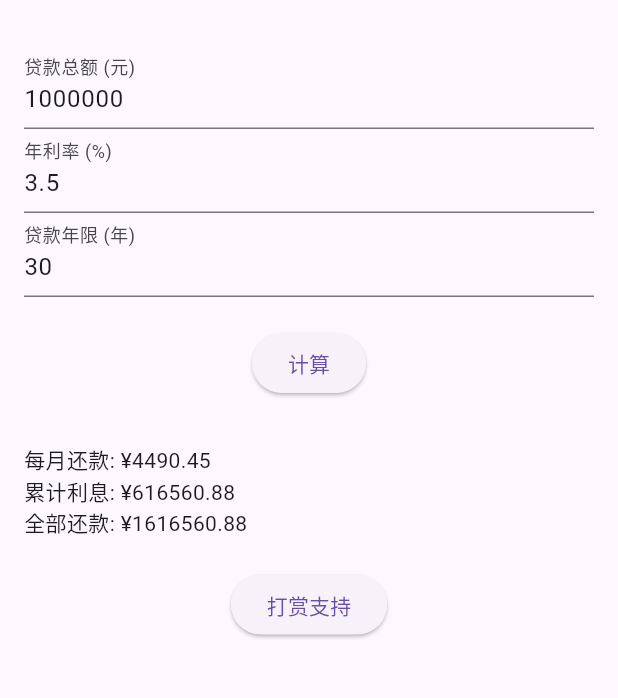
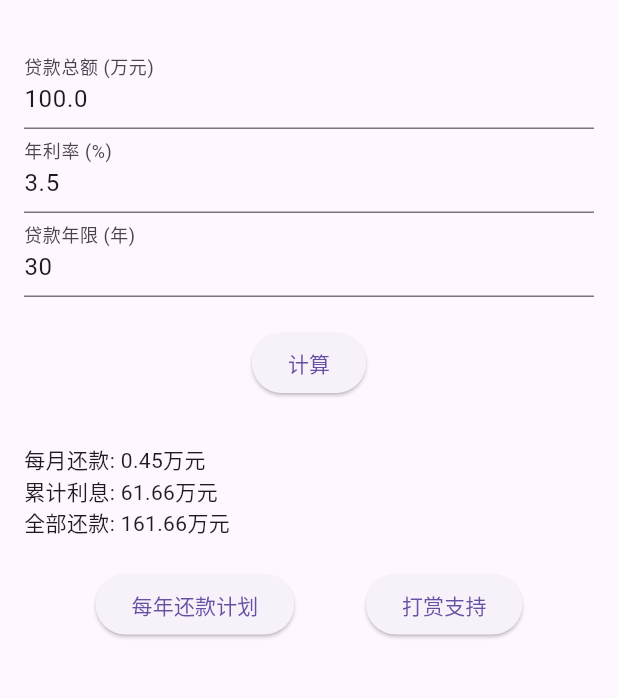
Before and after one commit to shenyaoqiang45/mortgage2, a Flutter app: the screen it shows after launch, after a tap on "计算", on a phone screen of 412 x 824 dp, the part 63-761 px from its top. Run offline on Flutter 3.47's test engine with Material 3 defaults, Android fonts, the phone set to English and light mode, and no system bars.

Commit message:
feat:增加每年还款计划展示

```diff
--- a/lib/main.dart
+++ b/lib/main.dart
@@ -21,7 +21,7 @@ class MortgageCalculatorPage extends StatefulWidget {
 
 class _MortgageCalculatorPageState extends State<MortgageCalculatorPage> {
   final _formKey = GlobalKey<FormState>();
-  final _amountController = TextEditingController(text: '1000000');
+  final _amountController = TextEditingController(text: '100.0');
   final _rateController = TextEditingController(text: '3.5');
   final _yearsController = TextEditingController(text: '30');
 
@@ -29,9 +29,11 @@ class _MortgageCalculatorPageState extends State<MortgageCalculatorPage> {
   double? totalInterest;
   double? totalPayment;
 
+  List<Map<String, dynamic>>? yearlyPlan;
+
   void _calculate() {
     if (_formKey.currentState!.validate()) {
-      final amount = double.parse(_amountController.text);
+      final amount = double.parse(_amountController.text) * 10000;
       final rate = double.parse(_rateController.text);
       final years = int.parse(_yearsController.text);
       final result = MortgageUtils.calculate(amount, rate, years);
@@ -39,8 +41,74 @@ class _MortgageCalculatorPageState extends State<MortgageCalculatorPage> {
         monthlyPayment = result['monthlyPayment'];
         totalInterest = result['totalInterest'];
         totalPayment = result['totalPayment'];
+        yearlyPlan = MortgageUtils.getYearlyPaymentPlan(amount, rate, years);
       });
     }
+  }
+
+  void _showPaymentPlan() {
+    if (yearlyPlan == null) return;
+
+    showDialog(
+      context: context,
+      builder: (context) => AlertDialog(
+        title: Text('每年还款计划'),
+        content: Container(
+          constraints: BoxConstraints(maxHeight: 500),
+          width: 500,
+          child: Column(
+            children: [
+              // Fixed header row
+              LayoutBuilder(
+                builder: (context, constraints) {
+                  return SizedBox(
+                    width: constraints.maxWidth,
+                    child: DataTable(
+                      headingRowHeight: 40,
+                      columns: const [
+                        DataColumn(label: SizedBox(width: 80, child: Text('年份'))),
+                        DataColumn(label: SizedBox(width: 100, child: Text('本金(万元)'))),
+                        DataColumn(label: SizedBox(width: 100, child: Text('利息(万元)'))),
+                        DataColumn(label: SizedBox(width: 100, child: Text('剩余(万元)'))),
+                      ],
+                      rows: const [],
+                    ),
+                  );
+                },
+              ),
+              // Scrollable content
+              Expanded(
+                child: SingleChildScrollView(
+                  child: DataTable(
+                    headingRowHeight: 0, // Hide duplicate header
+                    columns: const [
+                      DataColumn(label: SizedBox(width: 80, child: Text(''))),
+                      DataColumn(label: SizedBox(width: 100, child: Text(''))),
+                      DataColumn(label: SizedBox(width: 100, child: Text(''))),
+                      DataColumn(label: SizedBox(width: 100, child: Text(''))),
+                    ],
+                    rows: yearlyPlan!.map((year) {
+                      return DataRow(cells: [
+                        DataCell(Text('第${year['year']}年')),
+                        DataCell(Text(year['principal'].toStringAsFixed(2))),
+                        DataCell(Text(year['interest'].toStringAsFixed(2))),
+                        DataCell(Text(year['remaining'].toStringAsFixed(2))),
+                      ]);
+                    }).toList(),
+                  ),
+                ),
+              ),
+            ],
+          ),
+        ),
+        actions: [
+          TextButton(
+            onPressed: () => Navigator.pop(context),
+            child: Text('关闭'),
+          ),
+        ],
+      ),
+    );
   }
 
   void _showRewardDialog() {
@@ -74,7 +142,7 @@ class _MortgageCalculatorPageState extends State<MortgageCalculatorPage> {
             children: [
               TextFormField(
                 controller: _amountController,
-                decoration: InputDecoration(labelText: '贷款总额 (元)'),
+                decoration: InputDecoration(labelText: '贷款总额 (万元)'),
                 keyboardType: TextInputType.number,
                 validator: (value) => value == null || value.isEmpty ? '请输入贷款总额' : null,
               ),
@@ -99,15 +167,22 @@ class _MortgageCalculatorPageState extends State<MortgageCalculatorPage> {
               ),
               SizedBox(height: 30),
               if (monthlyPayment != null) ...[
-                Text('每月还款: ¥${monthlyPayment!.toStringAsFixed(2)}'),
-                Text('累计利息: ¥${totalInterest!.toStringAsFixed(2)}'),
-                Text('全部还款: ¥${totalPayment!.toStringAsFixed(2)}'),
+                Text('每月还款: ${monthlyPayment!.toStringAsFixed(2)}万元'),
+                Text('累计利息: ${totalInterest!.toStringAsFixed(2)}万元'),
+                Text('全部还款: ${totalPayment!.toStringAsFixed(2)}万元'),
                 SizedBox(height: 20),
-                Center(
-                  child: ElevatedButton(
-                    onPressed: _showRewardDialog,
-                    child: Text('打赏支持'),
-                  ),
+                Row(
+                  mainAxisAlignment: MainAxisAlignment.spaceEvenly,
+                  children: [
+                    ElevatedButton(
+                      onPressed: _showPaymentPlan,
+                      child: Text('每年还款计划'),
+                    ),
+                    ElevatedButton(
+                      onPressed: _showRewardDialog,
+                      child: Text('打赏支持'),
+                    ),
+                  ],
                 ),
               ]
             ],
--- a/lib/utils/mortgage_utils.dart
+++ b/lib/utils/mortgage_utils.dart
@@ -13,9 +13,46 @@ class MortgageUtils {
     final totalPayment = monthlyPayment * months;
     final totalInterest = totalPayment - amount;
     return {
-      'monthlyPayment': monthlyPayment,
-      'totalInterest': totalInterest,
-      'totalPayment': totalPayment,
+      'monthlyPayment': monthlyPayment / 10000,
+      'totalInterest': totalInterest / 10000,
+      'totalPayment': totalPayment / 10000
     };
   }
+
+  /// 计算每年还款计划
+  /// [amount] 贷款总额
+  /// [rate] 年利率（百分比）
+  /// [years] 贷款年限
+  static List<Map<String, dynamic>> getYearlyPaymentPlan(double amount, double rate, int years) {
+    final monthlyRate = rate / 12 / 100;
+    final months = years * 12;
+    final monthlyPayment = amount * (monthlyRate * pow(1 + monthlyRate, months)) /
+        (pow(1 + monthlyRate, months) - 1);
+
+    List<Map<String, dynamic>> plan = [];
+    double remaining = amount;
+
+    for (int year = 1; year <= years; year++) {
+      double yearlyPrincipal = 0;
+      double yearlyInterest = 0;
+
+      for (int month = 1; month <= 12; month++) {
+        double interest = remaining * monthlyRate;
+        double principal = monthlyPayment - interest;
+
+        yearlyInterest += interest;
+        yearlyPrincipal += principal;
+        remaining -= principal;
+      }
+
+      plan.add({
+        'year': year,
+        'principal': yearlyPrincipal / 10000,
+        'interest': yearlyInterest / 10000,
+        'remaining': remaining > 0 ? remaining / 10000 : 0,
+      });
+    }
+
+    return plan;
+  }
 }
```
